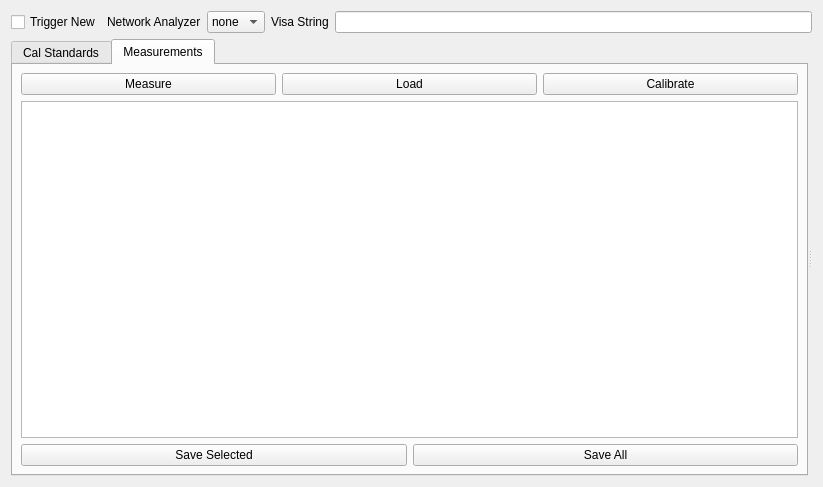
This is pyMultiCal/designer/trl.ui in dvincentwest/skrf_qtapps as Qt 5 draws it before an edit. The edited form follows.
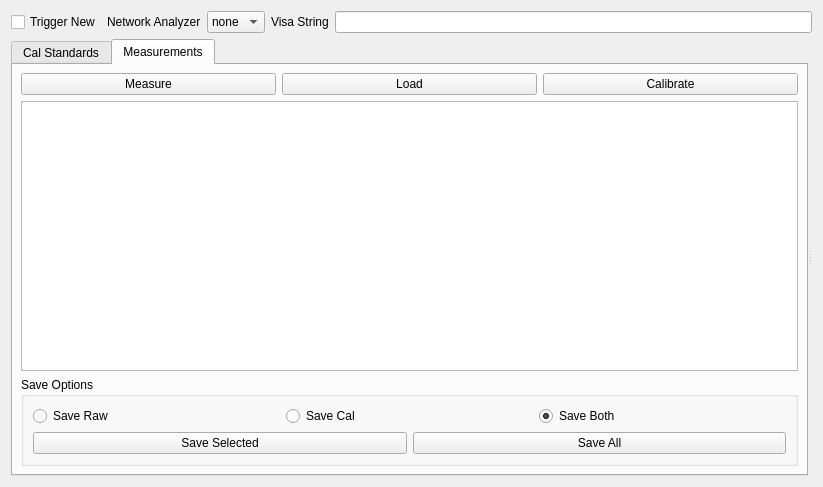
This is the edited form. The open tabs and pages were chosen to show the change. Custom widgets are drawn as their Qt base class.

What changed in the file:
```diff
--- a/pyMultiCal/designer/trl.ui
+++ b/pyMultiCal/designer/trl.ui
@@ -245,9 +245,43 @@
          <widget class="ListWidget" name="listWidget_measurements"/>
         </item>
         <item>
-         <layout class="QHBoxLayout" name="horizontalLayout_12">
+         <widget class="QGroupBox" name="groupBox">
+          <property name="title">
+           <string>Save Options</string>
+          </property>
+          <layout class="QVBoxLayout" name="verticalLayout">
           <item>
-           <widget class="QPushButton" name="btn_saveMeasurement">
+            <layout class="QHBoxLayout" name="horizontalLayout_2">
+             <item>
+              <widget class="QRadioButton" name="radio_saveRaw">
+               <property name="text">
+                <string>Save Raw</string>
+               </property>
+              </widget>
+             </item>
+             <item>
+              <widget class="QRadioButton" name="radio_saveCal">
+               <property name="text">
+                <string>Save Cal</string>
+               </property>
+              </widget>
+             </item>
+             <item>
+              <widget class="QRadioButton" name="radio_saveBoth">
+               <property name="text">
+                <string>Save Both</string>
+               </property>
+               <property name="checked">
+                <bool>true</bool>
+               </property>
+              </widget>
+             </item>
+            </layout>
+           </item>
+           <item>
+            <layout class="QHBoxLayout" name="horizontalLayout_4">
+             <item>
+              <widget class="QPushButton" name="btn_saveSelectedMeasurements">
             <property name="text">
              <string>Save Selected</string>
             </property>
@@ -264,6 +298,9 @@
         </item>
        </layout>
       </widget>
+        </item>
+       </layout>
+      </widget>
      </widget>
      <widget class="QWidget" name="layoutWidget">
       <layout class="QVBoxLayout" name="verticalLayout_plotArea" stretch=""/>
```
Left out of the diff: 12 changed lines with no effect on the pictures. Lines whose indentation alone changed are shown as unchanged.
